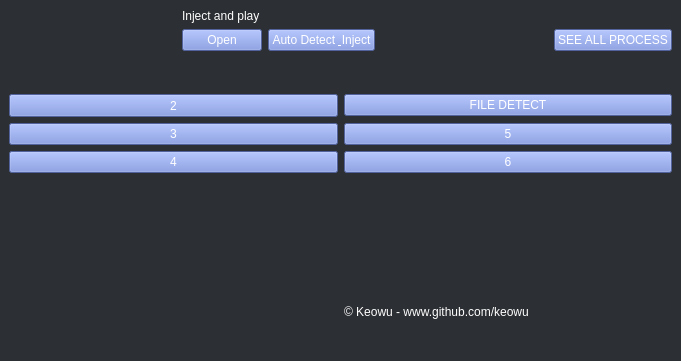
Old version of the form mainwindow.ui in the repository keowu/hakudetector.
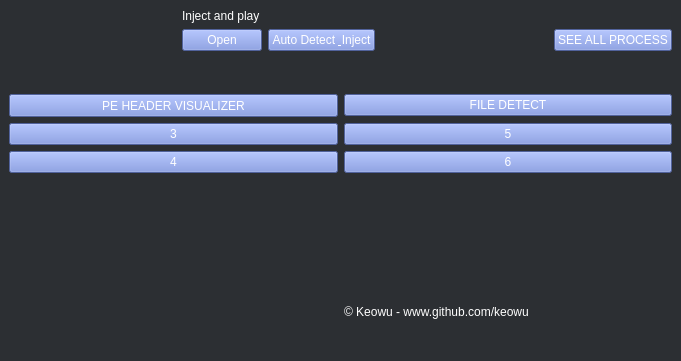
New version of the form.

Diff of the .ui file:
```diff
--- a/mainwindow.ui
+++ b/mainwindow.ui
@@ -79,7 +79,7 @@
          <string notr="true">background-color: #7289da;</string>
         </property>
         <property name="text">
-         <string>2</string>
+         <string>PE HEADER VISUALIZER</string>
         </property>
        </widget>
       </item>
```
